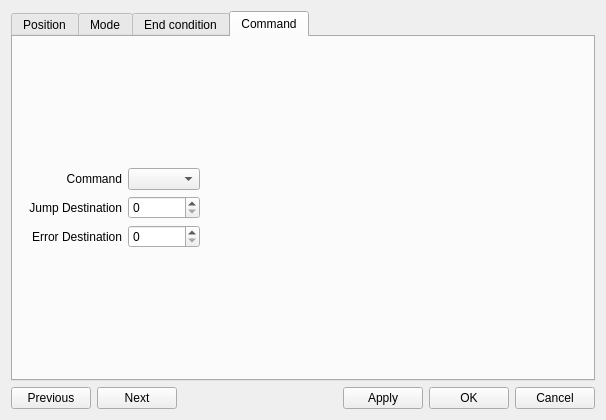
Old version of the form ground/gcs/src/plugins/opmap/opmap_edit_waypoint_dialog.ui in the repository librepilot/LibrePilot.
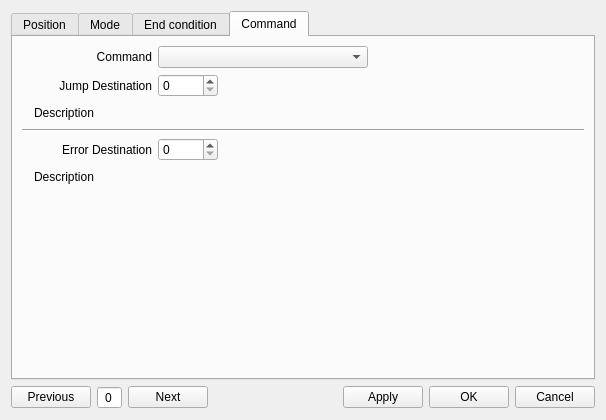
New version of the form. The open tabs and pages were chosen to show the change. Icons and pictures are not drawn.

Commit message: LP-572 WP Editor: Add online help. Fixes + display WPnumber while browsing between tabs.

```diff
--- a/ground/gcs/src/plugins/opmap/opmap_edit_waypoint_dialog.ui
+++ b/ground/gcs/src/plugins/opmap/opmap_edit_waypoint_dialog.ui
@@ -690,12 +690,100 @@
        <string>Command</string>
       </attribute>
       <layout class="QGridLayout" name="gridLayout_6">
+       <item row="4" column="0">
+        <spacer name="verticalSpacer_2">
+         <property name="orientation">
+          <enum>Qt::Vertical</enum>
+         </property>
+         <property name="sizeHint" stdset="0">
+          <size>
+           <width>20</width>
+           <height>0</height>
+          </size>
+         </property>
+        </spacer>
+       </item>
+       <item row="1" column="0">
+        <widget class="Line" name="line">
+         <property name="orientation">
+          <enum>Qt::Horizontal</enum>
+         </property>
+        </widget>
+       </item>
        <item row="0" column="0">
         <layout class="QGridLayout" name="gridLayout_5">
          <property name="sizeConstraint">
           <enum>QLayout::SetDefaultConstraint</enum>
          </property>
-         <item row="0" column="0">
+         <property name="rightMargin">
+          <number>0</number>
+         </property>
+         <item row="2" column="1" colspan="4">
+          <widget class="QLabel" name="descriptionCommandLabel">
+           <property name="sizePolicy">
+            <sizepolicy hsizetype="Expanding" vsizetype="Preferred">
+             <horstretch>0</horstretch>
+             <verstretch>0</verstretch>
+            </sizepolicy>
+           </property>
+           <property name="text">
+            <string>Description</string>
+           </property>
+           <property name="alignment">
+            <set>Qt::AlignJustify|Qt::AlignVCenter</set>
+           </property>
+           <property name="wordWrap">
+            <bool>true</bool>
+           </property>
+          </widget>
+         </item>
+         <item row="2" column="0">
+          <spacer name="horizontalSpacer_5">
+           <property name="orientation">
+            <enum>Qt::Horizontal</enum>
+           </property>
+           <property name="sizeType">
+            <enum>QSizePolicy::Fixed</enum>
+           </property>
+           <property name="sizeHint" stdset="0">
+            <size>
+             <width>6</width>
+             <height>0</height>
+            </size>
+           </property>
+          </spacer>
+         </item>
+         <item row="1" column="2" colspan="2">
+          <layout class="QHBoxLayout" name="horizontalLayout_2">
+           <property name="leftMargin">
+            <number>0</number>
+           </property>
+           <item>
+            <widget class="QSpinBox" name="sbJump">
+             <property name="minimumSize">
+              <size>
+               <width>60</width>
+               <height>0</height>
+              </size>
+             </property>
+            </widget>
+           </item>
+           <item>
+            <spacer name="horizontalSpacer_2">
+             <property name="orientation">
+              <enum>Qt::Horizontal</enum>
+             </property>
+             <property name="sizeHint" stdset="0">
+              <size>
+               <width>0</width>
+               <height>10</height>
+              </size>
+             </property>
+            </spacer>
+           </item>
+          </layout>
+         </item>
+         <item row="0" column="0" colspan="2">
           <widget class="QLabel" name="label_2">
            <property name="sizePolicy">
             <sizepolicy hsizetype="Minimum" vsizetype="Preferred">
@@ -705,7 +793,7 @@
            </property>
            <property name="minimumSize">
             <size>
-             <width>100</width>
+             <width>130</width>
              <height>0</height>
             </size>
            </property>
@@ -720,10 +808,17 @@
            </property>
           </widget>
          </item>
-         <item row="0" column="1">
-          <widget class="QComboBox" name="cbCommand"/>
+         <item row="0" column="2" colspan="2">
+          <widget class="QComboBox" name="cbCommand">
+           <property name="minimumSize">
+            <size>
+             <width>210</width>
+             <height>0</height>
+            </size>
+           </property>
+          </widget>
          </item>
-         <item row="1" column="0">
+         <item row="1" column="0" colspan="2">
           <widget class="QLabel" name="jumpDest">
            <property name="sizePolicy">
             <sizepolicy hsizetype="Minimum" vsizetype="Preferred">
@@ -740,9 +835,86 @@
            <property name="alignment">
             <set>Qt::AlignRight|Qt::AlignTrailing|Qt::AlignVCenter</set>
            </property>
+           <property name="wordWrap">
+            <bool>true</bool>
+           </property>
           </widget>
          </item>
-         <item row="2" column="0">
+         <item row="2" column="5">
+          <spacer name="horizontalSpacer_7">
+           <property name="orientation">
+            <enum>Qt::Horizontal</enum>
+           </property>
+           <property name="sizeType">
+            <enum>QSizePolicy::Fixed</enum>
+           </property>
+           <property name="sizeHint" stdset="0">
+            <size>
+             <width>6</width>
+             <height>20</height>
+            </size>
+           </property>
+          </spacer>
+         </item>
+         <item row="0" column="4">
+          <spacer name="horizontalSpacer_3">
+           <property name="orientation">
+            <enum>Qt::Horizontal</enum>
+           </property>
+           <property name="sizeHint" stdset="0">
+            <size>
+             <width>40</width>
+             <height>20</height>
+            </size>
+           </property>
+          </spacer>
+         </item>
+        </layout>
+       </item>
+       <item row="2" column="0">
+        <layout class="QGridLayout" name="gridLayout_9">
+         <property name="leftMargin">
+          <number>0</number>
+         </property>
+         <property name="topMargin">
+          <number>0</number>
+         </property>
+         <property name="rightMargin">
+          <number>0</number>
+         </property>
+         <item row="1" column="0">
+          <spacer name="horizontalSpacer_9">
+           <property name="orientation">
+            <enum>Qt::Horizontal</enum>
+           </property>
+           <property name="sizeType">
+            <enum>QSizePolicy::Fixed</enum>
+           </property>
+           <property name="sizeHint" stdset="0">
+            <size>
+             <width>6</width>
+             <height>20</height>
+            </size>
+           </property>
+          </spacer>
+         </item>
+         <item row="1" column="1" colspan="3">
+          <widget class="QLabel" name="descriptionErrorDestinationLabel">
+           <property name="sizePolicy">
+            <sizepolicy hsizetype="Expanding" vsizetype="Preferred">
+             <horstretch>0</horstretch>
+             <verstretch>0</verstretch>
+            </sizepolicy>
+           </property>
+           <property name="text">
+            <string>Description</string>
+           </property>
+           <property name="wordWrap">
+            <bool>true</bool>
+           </property>
+          </widget>
+         </item>
+         <item row="0" column="0" colspan="2">
           <widget class="QLabel" name="condParam2_2">
            <property name="sizePolicy">
             <sizepolicy hsizetype="Minimum" vsizetype="Preferred">
@@ -750,6 +922,12 @@
              <verstretch>0</verstretch>
             </sizepolicy>
            </property>
+           <property name="minimumSize">
+            <size>
+             <width>130</width>
+             <height>0</height>
+            </size>
+           </property>
            <property name="layoutDirection">
             <enum>Qt::LeftToRight</enum>
            </property>
@@ -759,27 +937,50 @@
            <property name="alignment">
             <set>Qt::AlignRight|Qt::AlignTrailing|Qt::AlignVCenter</set>
            </property>
+           <property name="wordWrap">
+            <bool>true</bool>
+           </property>
           </widget>
          </item>
-         <item row="2" column="2">
+         <item row="1" column="4">
+          <spacer name="horizontalSpacer_8">
+           <property name="orientation">
+            <enum>Qt::Horizontal</enum>
+           </property>
+           <property name="sizeType">
+            <enum>QSizePolicy::Fixed</enum>
+           </property>
+           <property name="sizeHint" stdset="0">
+            <size>
+             <width>6</width>
+             <height>20</height>
+            </size>
+           </property>
+          </spacer>
+         </item>
+         <item row="0" column="2">
+          <widget class="QSpinBox" name="sbError">
+           <property name="minimumSize">
+            <size>
+             <width>60</width>
+             <height>0</height>
+            </size>
+           </property>
+          </widget>
+         </item>
+         <item row="0" column="3">
           <spacer name="horizontalSpacer_4">
            <property name="orientation">
             <enum>Qt::Horizontal</enum>
            </property>
            <property name="sizeHint" stdset="0">
             <size>
-             <width>40</width>
+             <width>10</width>
              <height>20</height>
             </size>
            </property>
           </spacer>
          </item>
-         <item row="1" column="1">
-          <widget class="QSpinBox" name="sbJump"/>
-         </item>
-         <item row="2" column="1">
-          <widget class="QSpinBox" name="sbError"/>
-         </item>
         </layout>
        </item>
       </layout>
@@ -795,6 +996,16 @@
        </property>
       </widget>
      </item>
+     <item>
+      <widget class="QSpinBox" name="wpNumberSpinBox">
+       <property name="alignment">
+        <set>Qt::AlignCenter</set>
+       </property>
+       <property name="buttonSymbols">
+        <enum>QAbstractSpinBox::NoButtons</enum>
+       </property>
+      </widget>
+     </item>
      <item>
       <widget class="QPushButton" name="pushButtonNext">
        <property name="text">
```
Left out of the diff: 290 changed lines with no effect on the pictures. The commit also changes 2 other files.
